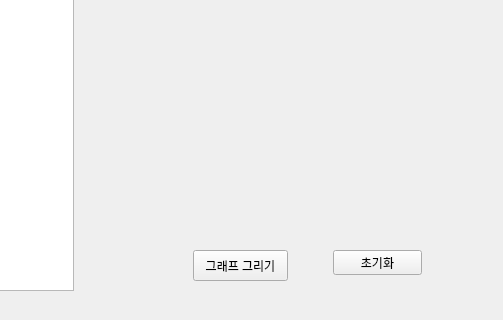
First picture: the form in admin/admin.ui, repository addinedu-ros-6th/deeplearning-repo-5, before the edit; both pictures show x 357 to 860 and y 140 to 460 of the 860 by 460 pixel window.
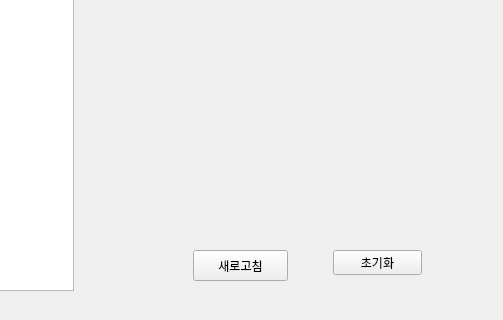
Second picture: the form after the edit.

The edit to the form file:
```diff
--- a/admin/admin.ui
+++ b/admin/admin.ui
@@ -24,7 +24,7 @@
      </rect>
     </property>
     <property name="text">
-     <string>그래프 그리기</string>
+     <string>새로고침</string>
     </property>
    </widget>
    <widget class="QLabel" name="chart_container">
```
Left out of the diff: 2 changed lines with no effect on the pictures.
